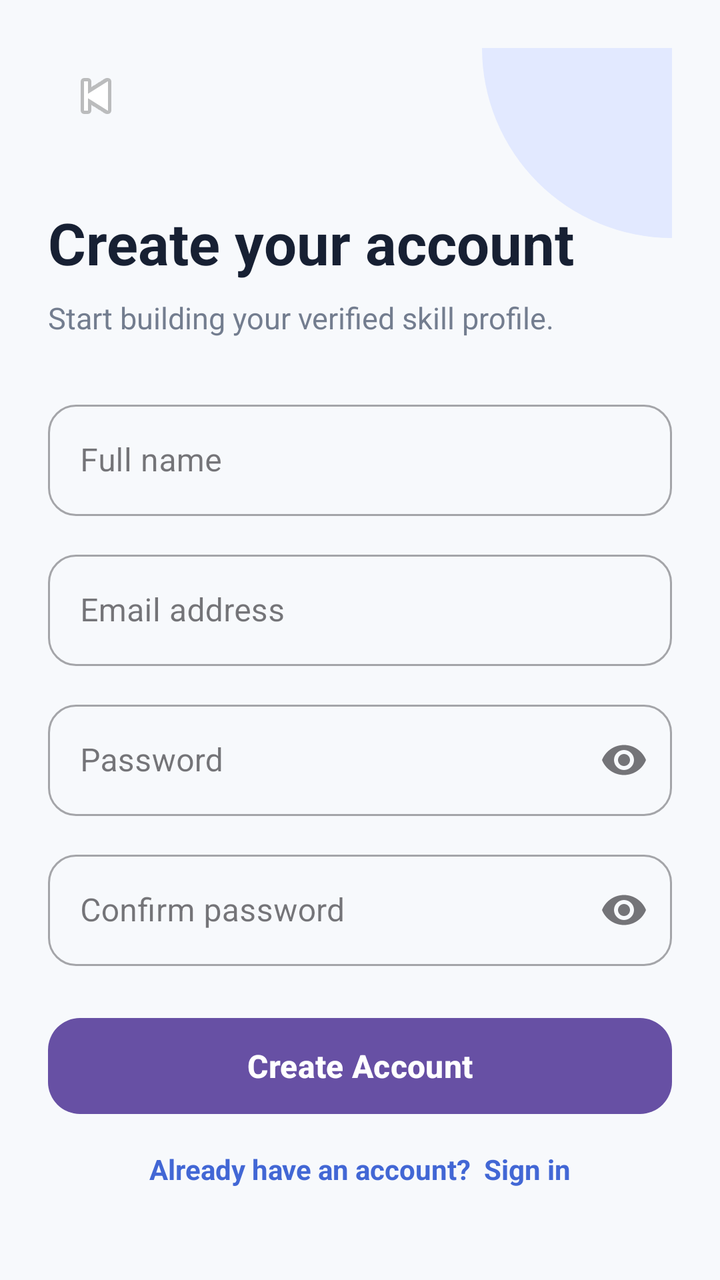
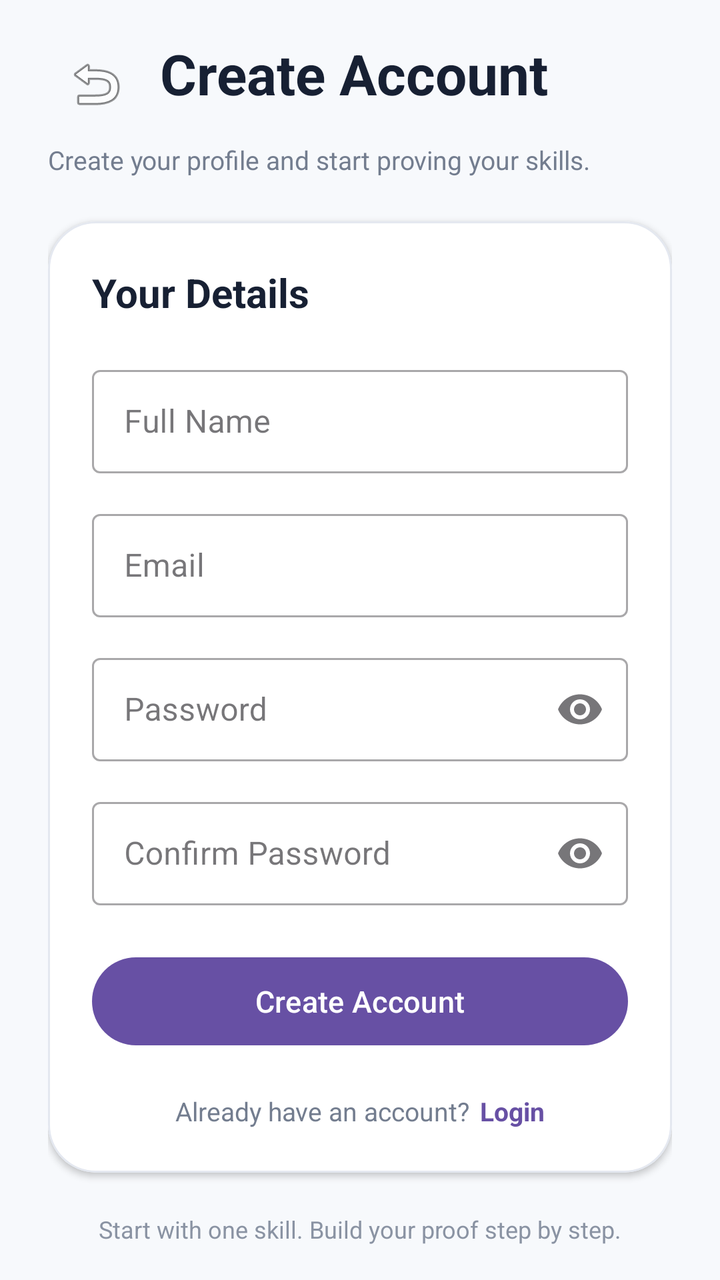

The first picture is an Android layout as it rendered before a commit; the second is the same layout after the commit. The layout source and the unified diff follow.
<!-- AndroidManifest.xml: application theme Theme.Skill_Proof_MAD_ASSIGNMENT_1 -->
<!-- res/layout/activity_registration.xml -->
<?xml version="1.0" encoding="utf-8"?>
<androidx.constraintlayout.widget.ConstraintLayout
    xmlns:android="http://schemas.android.com/apk/res/android"
    xmlns:app="http://schemas.android.com/apk/res-auto"
    xmlns:tools="http://schemas.android.com/tools"
    android:layout_width="match_parent"
    android:layout_height="match_parent"
    android:background="#F7F9FC"
    android:padding="24dp"
    tools:context=".RegisterActivity">

    

    <View
        android:id="@+id/topDecoration"
        android:layout_width="190dp"
        android:layout_height="190dp"
        android:background="@drawable/bg_login_circle"
        android:translationX="95dp"
        android:translationY="-95dp"
        app:layout_constraintEnd_toEndOf="parent"
        app:layout_constraintTop_toTopOf="parent" />

    

    <ImageButton
        android:id="@+id/btnBack"
        android:layout_width="48dp"
        android:layout_height="48dp"
        android:background="?attr/selectableItemBackgroundBorderless"
        android:contentDescription="Back"
        android:src="@android:drawable/ic_media_previous"
        app:layout_constraintStart_toStartOf="parent"
        app:layout_constraintTop_toTopOf="parent" />

    

    <TextView
        android:id="@+id/tvCreateAccount"
        android:layout_width="0dp"
        android:layout_height="wrap_content"
        android:layout_marginTop="30dp"
        android:text="Create your account"
        android:textColor="#172033"
        android:textSize="29sp"
        android:textStyle="bold"
        app:layout_constraintEnd_toEndOf="parent"
        app:layout_constraintStart_toStartOf="parent"
        app:layout_constraintTop_toBottomOf="@id/btnBack" />

    

    <TextView
        android:id="@+id/tvSubtitle"
        android:layout_width="0dp"
        android:layout_height="wrap_content"
        android:layout_marginTop="8dp"
        android:text="Start building your verified skill profile."
        android:textColor="#737D8F"
        android:textSize="15sp"
        app:layout_constraintEnd_toEndOf="parent"
        app:layout_constraintStart_toStartOf="parent"
        app:layout_constraintTop_toBottomOf="@id/tvCreateAccount" />

    

    <com.google.android.material.textfield.TextInputLayout
        android:id="@+id/nameLayout"
        style="@style/Widget.MaterialComponents.TextInputLayout.OutlinedBox"
        android:layout_width="0dp"
        android:layout_height="wrap_content"
        android:layout_marginTop="28dp"
        android:hint="Full name"
        app:boxCornerRadiusBottomEnd="14dp"
        app:boxCornerRadiusBottomStart="14dp"
        app:boxCornerRadiusTopEnd="14dp"
        app:boxCornerRadiusTopStart="14dp"
        app:layout_constraintEnd_toEndOf="parent"
        app:layout_constraintStart_toStartOf="parent"
        app:layout_constraintTop_toBottomOf="@id/tvSubtitle">

        <com.google.android.material.textfield.TextInputEditText
            android:id="@+id/etName"
            android:layout_width="match_parent"
            android:layout_height="wrap_content"
            android:inputType="textPersonName"
            android:maxLines="1" />

    </com.google.android.material.textfield.TextInputLayout>

    

    <com.google.android.material.textfield.TextInputLayout
        android:id="@+id/emailLayout"
        style="@style/Widget.MaterialComponents.TextInputLayout.OutlinedBox"
        android:layout_width="0dp"
        android:layout_height="wrap_content"
        android:layout_marginTop="14dp"
        android:hint="Email address"
        app:boxCornerRadiusBottomEnd="14dp"
        app:boxCornerRadiusBottomStart="14dp"
        app:boxCornerRadiusTopEnd="14dp"
        app:boxCornerRadiusTopStart="14dp"
        app:layout_constraintEnd_toEndOf="parent"
        app:layout_constraintStart_toStartOf="parent"
        app:layout_constraintTop_toBottomOf="@id/nameLayout">

        <com.google.android.material.textfield.TextInputEditText
            android:id="@+id/etEmail"
            android:layout_width="match_parent"
            android:layout_height="wrap_content"
            android:inputType="textEmailAddress"
            android:maxLines="1" />

    </com.google.android.material.textfield.TextInputLayout>

    

    <com.google.android.material.textfield.TextInputLayout
        android:id="@+id/passwordLayout"
        style="@style/Widget.MaterialComponents.TextInputLayout.OutlinedBox"
        android:layout_width="0dp"
        android:layout_height="wrap_content"
        android:layout_marginTop="14dp"
        android:hint="Password"
        app:endIconMode="password_toggle"
        app:boxCornerRadiusBottomEnd="14dp"
        app:boxCornerRadiusBottomStart="14dp"
        app:boxCornerRadiusTopEnd="14dp"
        app:boxCornerRadiusTopStart="14dp"
        app:layout_constraintEnd_toEndOf="parent"
        app:layout_constraintStart_toStartOf="parent"
        app:layout_constraintTop_toBottomOf="@id/emailLayout">

        <com.google.android.material.textfield.TextInputEditText
            android:id="@+id/etPassword"
            android:layout_width="match_parent"
            android:layout_height="wrap_content"
            android:inputType="textPassword"
            android:maxLines="1" />

    </com.google.android.material.textfield.TextInputLayout>

    

    <com.google.android.material.textfield.TextInputLayout
        android:id="@+id/confirmPasswordLayout"
        style="@style/Widget.MaterialComponents.TextInputLayout.OutlinedBox"
        android:layout_width="0dp"
        android:layout_height="wrap_content"
        android:layout_marginTop="14dp"
        android:hint="Confirm password"
        app:endIconMode="password_toggle"
        app:boxCornerRadiusBottomEnd="14dp"
        app:boxCornerRadiusBottomStart="14dp"
        app:boxCornerRadiusTopEnd="14dp"
        app:boxCornerRadiusTopStart="14dp"
        app:layout_constraintEnd_toEndOf="parent"
        app:layout_constraintStart_toStartOf="parent"
        app:layout_constraintTop_toBottomOf="@id/passwordLayout">

        <com.google.android.material.textfield.TextInputEditText
            android:id="@+id/etConfirmPassword"
            android:layout_width="match_parent"
            android:layout_height="wrap_content"
            android:inputType="textPassword"
            android:maxLines="1" />

    </com.google.android.material.textfield.TextInputLayout>

    

    <com.google.android.material.button.MaterialButton
        android:id="@+id/btnRegister"
        android:layout_width="0dp"
        android:layout_height="56dp"
        android:layout_marginTop="22dp"
        android:text="Create Account"
        android:textSize="16sp"
        android:textStyle="bold"
        app:cornerRadius="16dp"
        app:layout_constraintEnd_toEndOf="parent"
        app:layout_constraintStart_toStartOf="parent"
        app:layout_constraintTop_toBottomOf="@id/confirmPasswordLayout" />

    

    <TextView
        android:id="@+id/tvLogin"
        android:layout_width="wrap_content"
        android:layout_height="wrap_content"
        android:layout_marginBottom="22dp"
        android:text="Already have an account?  Sign in"
        android:textColor="#4267D5"
        android:textSize="14sp"
        android:textStyle="bold"
        app:layout_constraintBottom_toBottomOf="parent"
        app:layout_constraintEnd_toEndOf="parent"
        app:layout_constraintStart_toStartOf="parent" />

</androidx.constraintlayout.widget.ConstraintLayout>
<!-- resources referenced by this layout -->
<resources>
  <!-- drawable bg_login_circle (drawable) -->
  <shape xmlns:android="http://schemas.android.com/apk/res/android"
      android:shape="oval">
  
      <solid android:color="#E2E9FF" />
  
  </shape>
  <style name="Theme.Skill_Proof_MAD_ASSIGNMENT_1" parent="Base.Theme.Skill_Proof_MAD_ASSIGNMENT_1" />
  <style name="Base.Theme.Skill_Proof_MAD_ASSIGNMENT_1" parent="Theme.Material3.DayNight.NoActionBar">
          
          
      </style>
</resources>

<!-- the commit's change to res/layout/activity_registration.xml (unified diff, before → after) -->
@@ -1,201 +1,261 @@
 <?xml version="1.0" encoding="utf-8"?>
-<androidx.constraintlayout.widget.ConstraintLayout
+<androidx.core.widget.NestedScrollView
     xmlns:android="http://schemas.android.com/apk/res/android"
     xmlns:app="http://schemas.android.com/apk/res-auto"
     xmlns:tools="http://schemas.android.com/tools"
     android:layout_width="match_parent"
     android:layout_height="match_parent"
     android:background="#F7F9FC"
-    android:padding="24dp"
-    tools:context=".RegisterActivity">
-
-    
-
-    <View
-        android:id="@+id/topDecoration"
-        android:layout_width="190dp"
-        android:layout_height="190dp"
-        android:background="@drawable/bg_login_circle"
-        android:translationX="95dp"
-        android:translationY="-95dp"
-        app:layout_constraintEnd_toEndOf="parent"
-        app:layout_constraintTop_toTopOf="parent" />
-
-    
-
-    <ImageButton
-        android:id="@+id/btnBack"
-        android:layout_width="48dp"
-        android:layout_height="48dp"
-        android:background="?attr/selectableItemBackgroundBorderless"
-        android:contentDescription="Back"
-        android:src="@android:drawable/ic_media_previous"
-        app:layout_constraintStart_toStartOf="parent"
-        app:layout_constraintTop_toTopOf="parent" />
-
-    
-
-    <TextView
-        android:id="@+id/tvCreateAccount"
-        android:layout_width="0dp"
+    android:fillViewport="true"
+    android:overScrollMode="never"
+    tools:context=".RegistrationActivity">
+
+    <androidx.constraintlayout.widget.ConstraintLayout
+        android:layout_width="match_parent"
         android:layout_height="wrap_content"
-        android:layout_marginTop="30dp"
-        android:text="Create your account"
-        android:textColor="#172033"
-        android:textSize="29sp"
-        android:textStyle="bold"
-        app:layout_constraintEnd_toEndOf="parent"
-        app:layout_constraintStart_toStartOf="parent"
-        app:layout_constraintTop_toBottomOf="@id/btnBack" />
-
-    
-
-    <TextView
-        android:id="@+id/tvSubtitle"
-        android:layout_width="0dp"
-        android:layout_height="wrap_content"
-        android:layout_marginTop="8dp"
-        android:text="Start building your verified skill profile."
-        android:textColor="#737D8F"
-        android:textSize="15sp"
-        app:layout_constraintEnd_toEndOf="parent"
-        app:layout_constraintStart_toStartOf="parent"
-        app:layout_constraintTop_toBottomOf="@id/tvCreateAccount" />
-
-    
-
-    <com.google.android.material.textfield.TextInputLayout
-        android:id="@+id/nameLayout"
-        style="@style/Widget.MaterialComponents.TextInputLayout.OutlinedBox"
-        android:layout_width="0dp"
-        android:layout_height="wrap_content"
-        android:layout_marginTop="28dp"
-        android:hint="Full name"
-        app:boxCornerRadiusBottomEnd="14dp"
-        app:boxCornerRadiusBottomStart="14dp"
-        app:boxCornerRadiusTopEnd="14dp"
-        app:boxCornerRadiusTopStart="14dp"
-        app:layout_constraintEnd_toEndOf="parent"
-        app:layout_constraintStart_toStartOf="parent"
-        app:layout_constraintTop_toBottomOf="@id/tvSubtitle">
-
-        <com.google.android.material.textfield.TextInputEditText
-            android:id="@+id/etName"
-            android:layout_width="match_parent"
-            android:layout_height="wrap_content"
-            android:inputType="textPersonName"
-            android:maxLines="1" />
-
-    </com.google.android.material.textfield.TextInputLayout>
-
-    
-
-    <com.google.android.material.textfield.TextInputLayout
-        android:id="@+id/emailLayout"
-        style="@style/Widget.MaterialComponents.TextInputLayout.OutlinedBox"
-        android:layout_width="0dp"
-        android:layout_height="wrap_content"
-        android:layout_marginTop="14dp"
-        android:hint="Email address"
-        app:boxCornerRadiusBottomEnd="14dp"
-        app:boxCornerRadiusBottomStart="14dp"
-        app:boxCornerRadiusTopEnd="14dp"
-        app:boxCornerRadiusTopStart="14dp"
-        app:layout_constraintEnd_toEndOf="parent"
-        app:layout_constraintStart_toStartOf="parent"
-        app:layout_constraintTop_toBottomOf="@id/nameLayout">
-
-        <com.google.android.material.textfield.TextInputEditText
-            android:id="@+id/etEmail"
-            android:layout_width="match_parent"
-            android:layout_height="wrap_content"
-            android:inputType="textEmailAddress"
-            android:maxLines="1" />
-
-    </com.google.android.material.textfield.TextInputLayout>
-
-    
-
-    <com.google.android.material.textfield.TextInputLayout
-        android:id="@+id/passwordLayout"
-        style="@style/Widget.MaterialComponents.TextInputLayout.OutlinedBox"
-        android:layout_width="0dp"
-        android:layout_height="wrap_content"
-        android:layout_marginTop="14dp"
-        android:hint="Password"
-        app:endIconMode="password_toggle"
-        app:boxCornerRadiusBottomEnd="14dp"
-        app:boxCornerRadiusBottomStart="14dp"
-        app:boxCornerRadiusTopEnd="14dp"
-        app:boxCornerRadiusTopStart="14dp"
-        app:layout_constraintEnd_toEndOf="parent"
-        app:layout_constraintStart_toStartOf="parent"
-        app:layout_constraintTop_toBottomOf="@id/emailLayout">
-
-        <com.google.android.material.textfield.TextInputEditText
-            android:id="@+id/etPassword"
-            android:layout_width="match_parent"
-            android:layout_height="wrap_content"
-            android:inputType="textPassword"
-            android:maxLines="1" />
-
-    </com.google.android.material.textfield.TextInputLayout>
-
-    
-
-    <com.google.android.material.textfield.TextInputLayout
-        android:id="@+id/confirmPasswordLayout"
-        style="@style/Widget.MaterialComponents.TextInputLayout.OutlinedBox"
-        android:layout_width="0dp"
-        android:layout_height="wrap_content"
-        android:layout_marginTop="14dp"
-        android:hint="Confirm password"
-        app:endIconMode="password_toggle"
-        app:boxCornerRadiusBottomEnd="14dp"
-        app:boxCornerRadiusBottomStart="14dp"
-        app:boxCornerRadiusTopEnd="14dp"
-        app:boxCornerRadiusTopStart="14dp"
-        app:layout_constraintEnd_toEndOf="parent"
-        app:layout_constraintStart_toStartOf="parent"
-        app:layout_constraintTop_toBottomOf="@id/passwordLayout">
-
-        <com.google.android.material.textfield.TextInputEditText
-            android:id="@+id/etConfirmPassword"
-            android:layout_width="match_parent"
-            android:layout_height="wrap_content"
-            android:inputType="textPassword"
-            android:maxLines="1" />
-
-    </com.google.android.material.textfield.TextInputLayout>
-
-    
-
-    <com.google.android.material.button.MaterialButton
-        android:id="@+id/btnRegister"
-        android:layout_width="0dp"
-        android:layout_height="56dp"
-        android:layout_marginTop="22dp"
-        android:text="Create Account"
-        android:textSize="16sp"
-        android:textStyle="bold"
-        app:cornerRadius="16dp"
-        app:layout_constraintEnd_toEndOf="parent"
-        app:layout_constraintStart_toStartOf="parent"
-        app:layout_constraintTop_toBottomOf="@id/confirmPasswordLayout" />
-
-    
-
-    <TextView
-        android:id="@+id/tvLogin"
-        android:layout_width="wrap_content"
-        android:layout_height="wrap_content"
-        android:layout_marginBottom="22dp"
-        android:text="Already have an account?  Sign in"
-        android:textColor="#4267D5"
-        android:textSize="14sp"
-        android:textStyle="bold"
-        app:layout_constraintBottom_toBottomOf="parent"
-        app:layout_constraintEnd_toEndOf="parent"
-        app:layout_constraintStart_toStartOf="parent" />
-
-</androidx.constraintlayout.widget.ConstraintLayout>
+        android:paddingStart="24dp"
+        android:paddingTop="18dp"
+        android:paddingEnd="24dp"
+        android:paddingBottom="32dp">
+
+        
+        
+        
+
+        <ImageButton
+            android:id="@+id/btnBack"
+            android:layout_width="48dp"
+            android:layout_height="48dp"
+            android:background="?attr/selectableItemBackgroundBorderless"
+            android:contentDescription="Back"
+            android:padding="12dp"
+            android:src="@android:drawable/ic_menu_revert"
+            app:layout_constraintStart_toStartOf="parent"
+            app:layout_constraintTop_toTopOf="parent" />
+
+        
+        
+        
+
+        <TextView
+            android:id="@+id/tvPageTitle"
+            android:layout_width="0dp"
+            android:layout_height="wrap_content"
+            android:layout_marginStart="8dp"
+            android:text="Create Account"
+            android:textColor="#172033"
+            android:textSize="28sp"
+            android:textStyle="bold"
+            app:layout_constraintEnd_toEndOf="parent"
+            app:layout_constraintStart_toEndOf="@id/btnBack"
+            app:layout_constraintTop_toTopOf="@id/btnBack" />
+
+        <TextView
+            android:id="@+id/tvDescription"
+            android:layout_width="0dp"
+            android:layout_height="wrap_content"
+            android:layout_marginTop="5dp"
+            android:text="Create your profile and start proving your skills."
+            android:textColor="#737D8F"
+            android:textSize="13sp"
+            app:layout_constraintEnd_toEndOf="parent"
+            app:layout_constraintStart_toStartOf="parent"
+            app:layout_constraintTop_toBottomOf="@id/btnBack" />
+
+        
+        
+        
+
+        <com.google.android.material.card.MaterialCardView
+            android:id="@+id/registerCard"
+            android:layout_width="0dp"
+            android:layout_height="wrap_content"
+            android:layout_marginTop="22dp"
+            app:cardBackgroundColor="@android:color/white"
+            app:cardCornerRadius="24dp"
+            app:cardElevation="2dp"
+            app:layout_constraintEnd_toEndOf="parent"
+            app:layout_constraintStart_toStartOf="parent"
+            app:layout_constraintTop_toBottomOf="@id/tvDescription"
+            app:strokeColor="#E4E8F0"
+            app:strokeWidth="1dp">
+
+            <androidx.constraintlayout.widget.ConstraintLayout
+                android:layout_width="match_parent"
+                android:layout_height="wrap_content"
+                android:padding="22dp">
+
+                <TextView
+                    android:id="@+id/tvFormTitle"
+                    android:layout_width="0dp"
+                    android:layout_height="wrap_content"
+                    android:text="Your Details"
+                    android:textColor="#172033"
+                    android:textSize="20sp"
+                    android:textStyle="bold"
+                    app:layout_constraintEnd_toEndOf="parent"
+                    app:layout_constraintStart_toStartOf="parent"
+                    app:layout_constraintTop_toTopOf="parent" />
+
+                
+
+                <com.google.android.material.textfield.TextInputLayout
+                    android:id="@+id/nameLayout"
+                    style="@style/Widget.MaterialComponents.TextInputLayout.OutlinedBox"
+                    android:layout_width="0dp"
+                    android:layout_height="wrap_content"
+                    android:layout_marginTop="20dp"
+                    android:hint="Full Name"
+                    app:layout_constraintEnd_toEndOf="parent"
+                    app:layout_constraintStart_toStartOf="parent"
+                    app:layout_constraintTop_toBottomOf="@id/tvFormTitle">
+
+                    <com.google.android.material.textfield.TextInputEditText
+                        android:id="@+id/etName"
+                        android:layout_width="match_parent"
+                        android:layout_height="wrap_content"
+                        android:inputType="textPersonName"
+                        android:maxLines="1"
+                        android:paddingTop="15dp"
+                        android:paddingBottom="15dp" />
+
+                </com.google.android.material.textfield.TextInputLayout>
+
+                
+
+                <com.google.android.material.textfield.TextInputLayout
+                    android:id="@+id/registerEmailLayout"
+                    style="@style/Widget.MaterialComponents.TextInputLayout.OutlinedBox"
+                    android:layout_width="0dp"
+                    android:layout_height="wrap_content"
+                    android:layout_marginTop="15dp"
+                    android:hint="Email"
+                    app:layout_constraintEnd_toEndOf="parent"
+                    app:layout_constraintStart_toStartOf="parent"
+                    app:layout_constraintTop_toBottomOf="@id/nameLayout">
+
+                    <com.google.android.material.textfield.TextInputEditText
+                        android:id="@+id/etEmail"
+                        android:layout_width="match_parent"
+                        android:layout_height="wrap_content"
+                        android:inputType="textEmailAddress"
+                        android:maxLines="1"
+                        android:paddingTop="15dp"
+                        android:paddingBottom="15dp" />
+
+                </com.google.android.material.textfield.TextInputLayout>
+
+                
+
+                <com.google.android.material.textfield.TextInputLayout
+                    android:id="@+id/registerPasswordLayout"
+                    style="@style/Widget.MaterialComponents.TextInputLayout.OutlinedBox"
+                    android:layout_width="0dp"
+                    android:layout_height="wrap_content"
+                    android:layout_marginTop="15dp"
+                    android:hint="Password"
+                    app:endIconMode="password_toggle"
+                    app:layout_constraintEnd_toEndOf="parent"
+                    app:layout_constraintStart_toStartOf="parent"
+                    app:layout_constraintTop_toBottomOf="@id/registerEmailLayout">
+
+                    <com.google.android.material.textfield.TextInputEditText
+                        android:id="@+id/etPassword"
+                        android:layout_width="match_parent"
+                        android:layout_height="wrap_content"
+                        android:inputType="textPassword"
+                        android:maxLines="1"
+                        android:paddingTop="15dp"
+                        android:paddingBottom="15dp" />
+
+                </com.google.android.material.textfield.TextInputLayout>
+
+                
+
+                <com.google.android.material.textfield.TextInputLayout
+                    android:id="@+id/confirmPasswordLayout"
+                    style="@style/Widget.MaterialComponents.TextInputLayout.OutlinedBox"
+                    android:layout_width="0dp"
+                    android:layout_height="wrap_content"
+                    android:layout_marginTop="15dp"
+                    android:hint="Confirm Password"
+                    app:endIconMode="password_toggle"
+                    app:layout_constraintEnd_toEndOf="parent"
+                    app:layout_constraintStart_toStartOf="parent"
+                    app:layout_constraintTop_toBottomOf="@id/registerPasswordLayout">
+
+                    <com.google.android.material.textfield.TextInputEditText
+                        android:id="@+id/etConfirmPassword"
+                        android:layout_width="match_parent"
+                        android:layout_height="wrap_content"
+                        android:inputType="textPassword"
+                        android:maxLines="1"
+                        android:paddingTop="15dp"
+                        android:paddingBottom="15dp" />
+
+                </com.google.android.material.textfield.TextInputLayout>
+
+                
+
+                <com.google.android.material.button.MaterialButton
+                    android:id="@+id/btnRegister"
+                    android:layout_width="0dp"
+                    android:layout_height="52dp"
+                    android:layout_marginTop="22dp"
+                    android:text="Create Account"
+                    android:textSize="15sp"
+                    app:layout_constraintEnd_toEndOf="parent"
+                    app:layout_constraintStart_toStartOf="parent"
+                    app:layout_constraintTop_toBottomOf="@id/confirmPasswordLayout" />
+
+                
+
+                <TextView
+                    android:id="@+id/tvLoginPrompt"
+                    android:layout_width="wrap_content"
+                    android:layout_height="wrap_content"
+                    android:layout_marginTop="20dp"
+                    android:text="Already have an account?"
+                    android:textColor="#737D8F"
+                    android:textSize="13sp"
+                    app:layout_constraintEnd_toStartOf="@id/tvLogin"
+                    app:layout_constraintHorizontal_chainStyle="packed"
+                    app:layout_constraintStart_toStartOf="parent"
+                    app:layout_constraintTop_toBottomOf="@id/btnRegister" />
+
+                <TextView
+                    android:id="@+id/tvLogin"
+                    android:layout_width="wrap_content"
+                    android:layout_height="wrap_content"
+                    android:layout_marginStart="5dp"
+                    android:clickable="true"
+                    android:focusable="true"
+                    android:text="Login"
+                    android:textColor="?attr/colorPrimary"
+                    android:textSize="13sp"
+                    android:textStyle="bold"
+                    app:layout_constraintBottom_toBottomOf="@id/tvLoginPrompt"
+                    app:layout_constraintEnd_toEndOf="parent"
+                    app:layout_constraintStart_toEndOf="@id/tvLoginPrompt"
+                    app:layout_constraintTop_toTopOf="@id/tvLoginPrompt" />
+
+            </androidx.constraintlayout.widget.ConstraintLayout>
+
+        </com.google.android.material.card.MaterialCardView>
+
+        <TextView
+            android:id="@+id/tvRegisterHint"
+            android:layout_width="0dp"
+            android:layout_height="wrap_content"
+            android:layout_marginTop="20dp"
+            android:gravity="center"
+            android:text="Start with one skill. Build your proof step by step."
+            android:textColor="#8A93A3"
+            android:textSize="12sp"
+            app:layout_constraintEnd_toEndOf="parent"
+            app:layout_constraintStart_toStartOf="parent"
+            app:layout_constraintTop_toBottomOf="@id/registerCard" />
+
+    </androidx.constraintlayout.widget.ConstraintLayout>
+
+</androidx.core.widget.NestedScrollView>
<!-- resource entries referenced after the edit -->
@@ -1,12 +1,5 @@
 <!-- resources referenced by this layout -->
 <resources>
-  <!-- drawable bg_login_circle (drawable) -->
-  <shape xmlns:android="http://schemas.android.com/apk/res/android"
-      android:shape="oval">
-  
-      <solid android:color="#E2E9FF" />
-  
-  </shape>
   <style name="Theme.Skill_Proof_MAD_ASSIGNMENT_1" parent="Base.Theme.Skill_Proof_MAD_ASSIGNMENT_1" />
   <style name="Base.Theme.Skill_Proof_MAD_ASSIGNMENT_1" parent="Theme.Material3.DayNight.NoActionBar">
           
